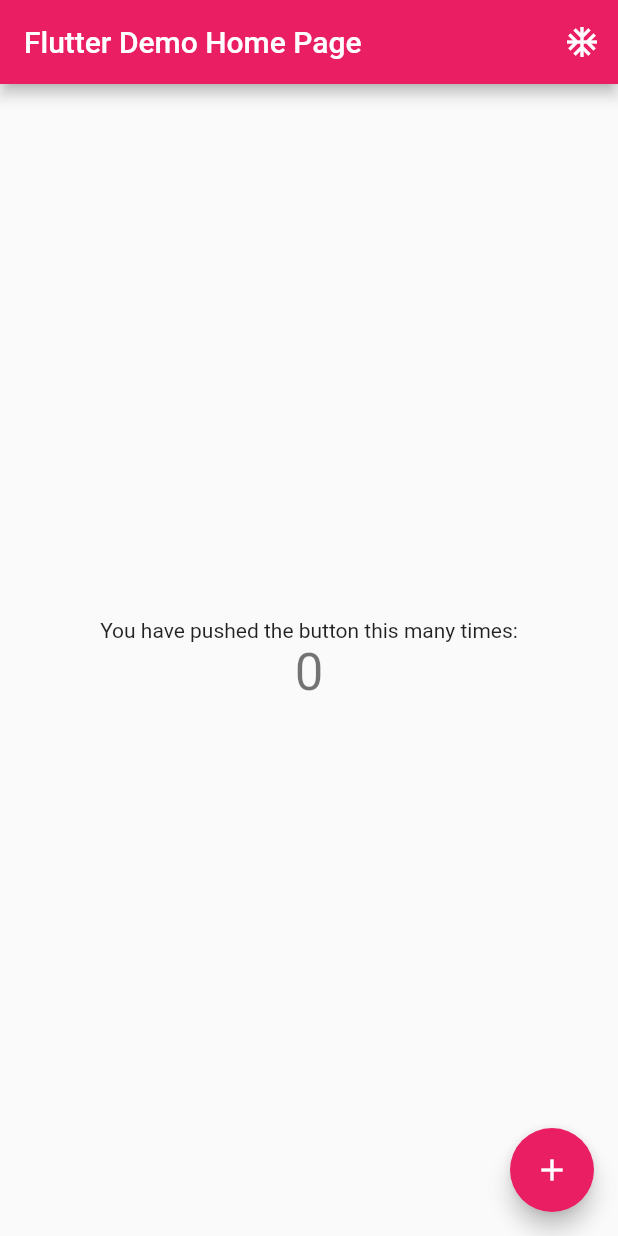
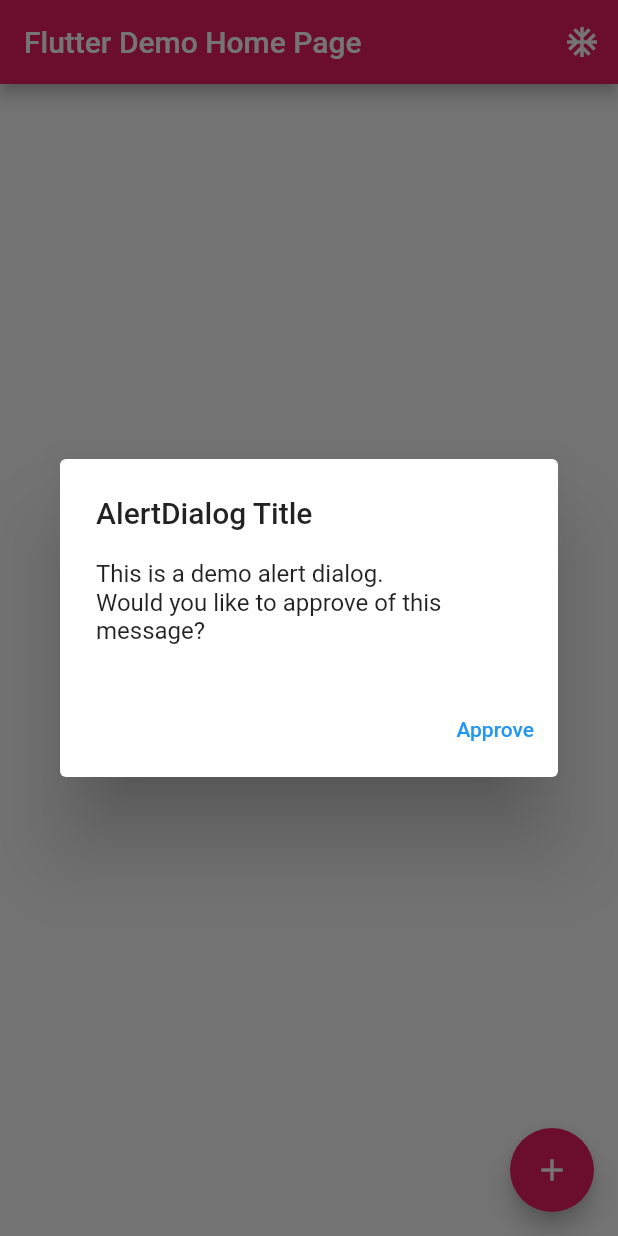
Before and after one commit to ameysunu/flutter_travis, a Flutter app: the screen it shows after launch, after a tap on the "ac unit" icon, on a phone screen of 412 x 824 dp. Run offline on Flutter 3.47's test engine with Material 2 defaults, Android fonts, the phone set to English and light mode, and no system bars.

Commit message:
alert added

```diff
--- a/lib/main.dart
+++ b/lib/main.dart
@@ -72,8 +72,30 @@ class _MyHomePageState extends State<MyHomePage> {
   }
 }
 
-Widget popUp(BuildContext context) {
-  return AlertDialog(
-    title: Text("Sup"),
+Future<void> popUp(BuildContext context) async {
+  return showDialog<void>(
+    context: context,
+    barrierDismissible: false, // user must tap button!
+    builder: (BuildContext context) {
+      return AlertDialog(
+        title: Text('AlertDialog Title'),
+        content: SingleChildScrollView(
+          child: ListBody(
+            children: <Widget>[
+              Text('This is a demo alert dialog.'),
+              Text('Would you like to approve of this message?'),
+            ],
+          ),
+        ),
+        actions: <Widget>[
+          TextButton(
+            child: Text('Approve'),
+            onPressed: () {
+              Navigator.of(context).pop();
+            },
+          ),
+        ],
+      );
+    },
   );
 }
```
